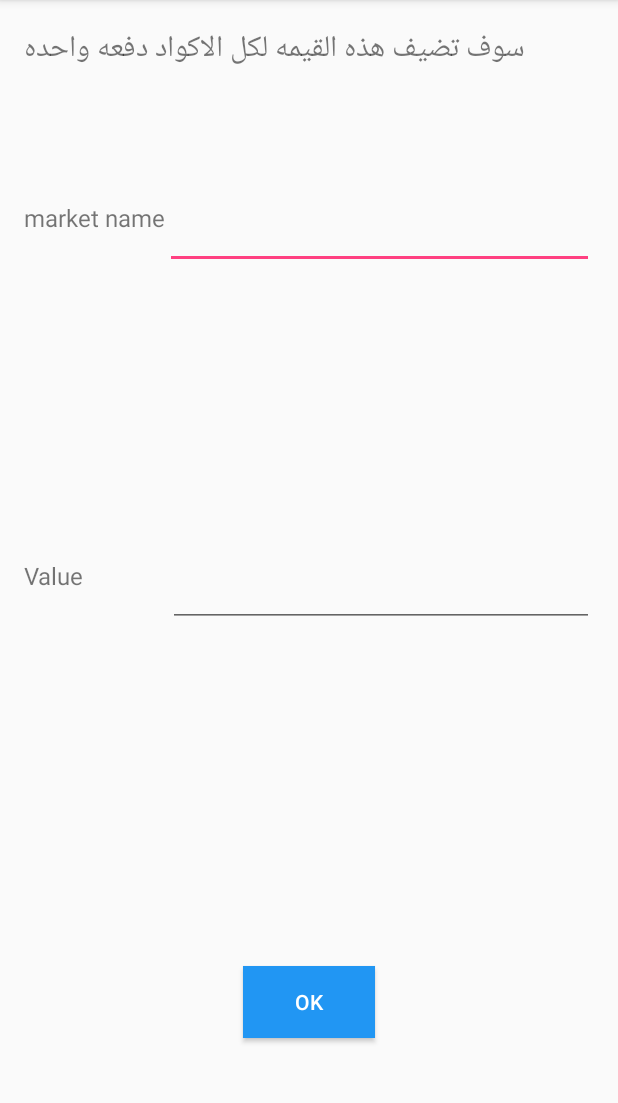
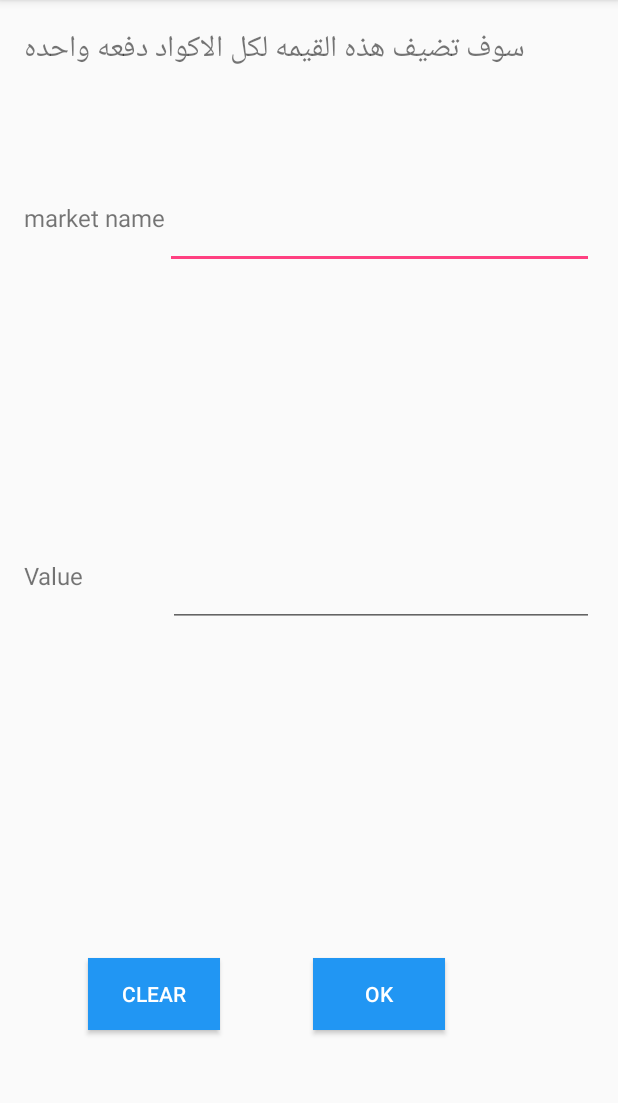
Before and after one commit to mahmoudelgamal1997/Admin, an Android app: the shop_in_code screen opened directly, with no data from a screen before it, on a phone screen of 412 x 824 dp, the part 84-1187 px from its top. Run offline under Robolectric (Android 15) with nearby library versions, the phone set to English and light mode, and no system bars; our stand-ins replace Firebase (no records; nobody signed in at launch, a user with empty details on screens opened directly); libraries missing offline, so code that uses them is left out: com.firebase.client; 1 statement that could not run was skipped.

Commit message:
add clear function

```diff
--- a/app/src/main/res/layout/activity_shop_in_code.xml
+++ b/app/src/main/res/layout/activity_shop_in_code.xml
@@ -64,14 +64,32 @@
         android:layout_height="wrap_content"
         android:text="ok"
         android:id="@+id/button8"
-        android:layout_alignParentBottom="true"
-        android:layout_centerHorizontal="true"
-        android:layout_marginBottom="60dp"
+        android:layout_marginBottom="65dp"
         android:onClick="add"
         android:textColor="#FFFFFF"
         android:background="#2196F3"
-        android:backgroundTint="#2196F3" />
+        android:backgroundTint="#2196F3"
+        android:layout_alignParentBottom="true"
+        android:layout_alignRight="@+id/textView2"
+        android:layout_alignEnd="@+id/textView2"
+        android:layout_marginRight="52dp"
+        android:layout_marginEnd="53dp" />
 
+    <Button
+        android:layout_width="wrap_content"
+        android:layout_height="wrap_content"
+        android:text="clear"
+        android:id="@+id/button9"
+        android:layout_marginBottom="65dp"
+        android:onClick="clear"
+        android:textColor="#FFFFFF"
+        android:background="#2196F3"
+        android:backgroundTint="#2196F3"
+        android:layout_alignParentBottom="true"
+        android:layout_alignRight="@+id/button8"
+        android:layout_alignEnd="@+id/button8"
+        android:layout_marginRight="50dp"
+        android:layout_marginEnd="150dp" />
 
 
 </RelativeLayout>
```
Also changed, not shown: app/src/main/java/com/example2017/android/admin/person.java (+12 -0 lines), app/src/main/java/com/example2017/android/admin/shop_in_code.java (+7 -0 lines), app/src/main/res/layout/activity_person.xml (+21 -5 lines).
